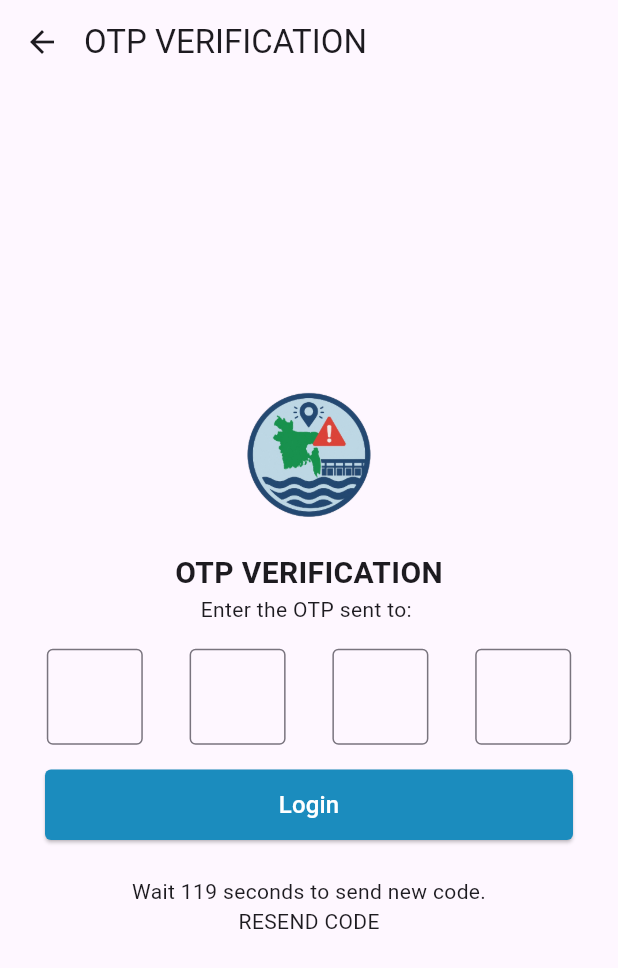
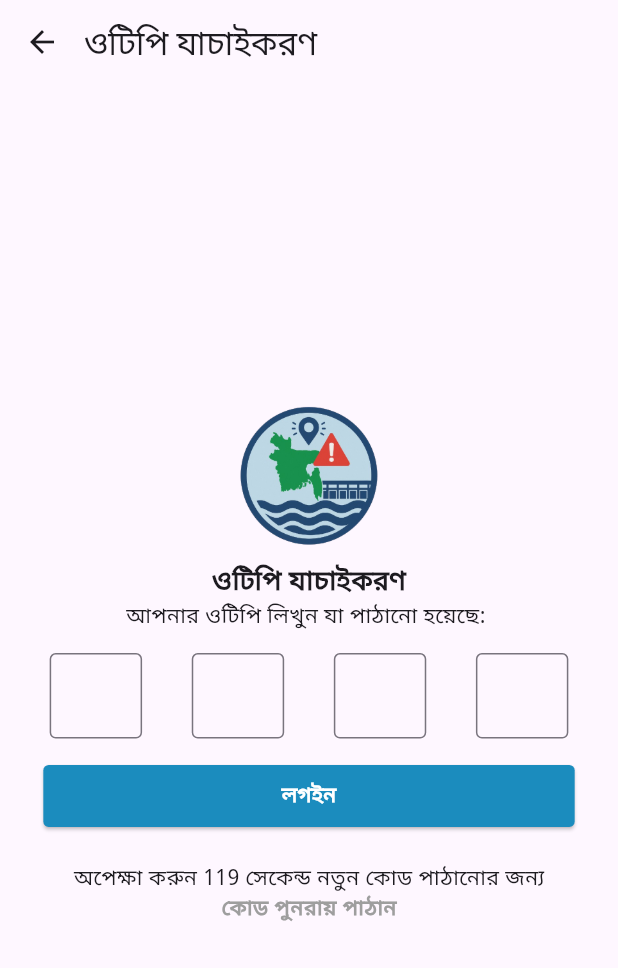
Before and after one commit to SadakatulShakil/FFWC_APP, a Flutter app: the Otp screen opened directly with empty values, on a phone screen of 412 x 824 dp. Shown: the top 968 px of the screen. Run offline on Flutter 3.47's test engine with Material 3 defaults, Android fonts, the light colour scheme and no system bars; our stand-ins replace firebase_core, firebase_messaging, fl_chart, flutter_local_notifications, flutter_screenutil, flutter_svg and 7 more; missing offline and left inert: pdfx; accounts and stored records are empty.

Commit message:
login and otp page language and responsiveness complete

```diff
--- a/lib/pages/otp.dart
+++ b/lib/pages/otp.dart
@@ -1,5 +1,6 @@
 import 'package:flutter/material.dart';
 import 'package:flutter/services.dart';
+import 'package:flutter_screenutil/flutter_screenutil.dart';
 import 'package:get/get.dart';
 
 import '../Utills/AppColors.dart';
@@ -13,14 +14,13 @@ class Otp extends StatefulWidget {
 }
 
 class _OtpState extends State<Otp> {
-
   OtpController controller = Get.put(OtpController());
 
   @override
   Widget build(BuildContext context) {
     return Scaffold(
       appBar: AppBar(
-        title: Text("OTP VERIFICATION"),
+        title: Text("otp_title".tr),
         titleSpacing: 0,
       ),
       body: Center(
@@ -30,140 +30,81 @@ class _OtpState extends State<Otp> {
             mainAxisAlignment: MainAxisAlignment.center,
             crossAxisAlignment: CrossAxisAlignment.center,
             children: [
-              Image.asset( 'assets/icons/logo.png', height: 96 ),
-              SizedBox(height: 16),
-              Text("OTP VERIFICATION", style: TextStyle( fontSize: 20, fontWeight: FontWeight.w700, ) ),
-              Text("Enter the OTP sent to: ${controller.mobile}" ),
-              SizedBox(height: 16),
-              Container(
-                child: Row(
-                  mainAxisAlignment: MainAxisAlignment.spaceEvenly,
-                  children: [
-                    SizedBox(
-                      height: 64,
-                      width: 64,
-                      child: TextField(
-                        controller: controller.otp1,
-                        onChanged: (value){ if(value.length == 1) { FocusScope.of(context).nextFocus(); } },
-                        style: Theme.of(context).textTheme.headlineSmall,
-                        keyboardType: TextInputType.number,
-                        textAlign: TextAlign.center,
-                        decoration: InputDecoration(
-                            border: OutlineInputBorder(),
-                          focusedBorder: OutlineInputBorder(
-                            borderRadius: BorderRadius.circular(4),
-                            borderSide: BorderSide(color: AppColors().app_primary),
-                          ),
-                        ),
-                        cursorColor: AppColors().app_primary,
-                        inputFormatters: [
-                          LengthLimitingTextInputFormatter(1),
-                          FilteringTextInputFormatter.digitsOnly
-                        ],
-                      ),
-                    ),
-                    SizedBox(
-                      height: 64,
-                      width: 64,
-                      child: TextField(
-                        controller: controller.otp2,
-                        onChanged: (value){ if(value.length == 1) { FocusScope.of(context).nextFocus(); } },
-                        style: Theme.of(context).textTheme.headlineSmall,
-                        keyboardType: TextInputType.number,
-                        textAlign: TextAlign.center,
-                        decoration: InputDecoration(
-                            border: OutlineInputBorder(),
-                            focusedBorder: OutlineInputBorder(
-                        borderRadius: BorderRadius.circular(4),
-                        borderSide: BorderSide(color: AppColors().app_primary),
-                      ),
-                    ),
-                    cursorColor: AppColors().app_primary,
-                        inputFormatters: [
-                          LengthLimitingTextInputFormatter(1),
-                          FilteringTextInputFormatter.digitsOnly
-                        ],
-                      ),
-                    ),
-                    SizedBox(
-                      height: 64,
-                      width: 64,
-                      child: TextField(
-                        controller: controller.otp3,
-                        onChanged: (value){ if(value.length == 1) { FocusScope.of(context).nextFocus(); } },
-                        style: Theme.of(context).textTheme.headlineSmall,
-                        keyboardType: TextInputType.number,
-                        textAlign: TextAlign.center,
-                        decoration: InputDecoration(
-                            border: OutlineInputBorder(),
-                          focusedBorder: OutlineInputBorder(
-                            borderRadius: BorderRadius.circular(4),
-                            borderSide: BorderSide(color: AppColors().app_primary),
-                          ),
-                        ),
-                        cursorColor: AppColors().app_primary,
-                        inputFormatters: [
-                          LengthLimitingTextInputFormatter(1),
-                          FilteringTextInputFormatter.digitsOnly
-                        ],
-                      ),
-                    ),
-                    SizedBox(
-                      height: 64,
-                      width: 64,
-                      child: TextField(
-                        controller: controller.otp4,
-                        onChanged: (value){ if(value.length == 1) { FocusScope.of(context).nextFocus(); } },
-                        style: Theme.of(context).textTheme.headlineSmall,
-                        keyboardType: TextInputType.number,
-                        textAlign: TextAlign.center,
-                        decoration: InputDecoration(
-                            border: OutlineInputBorder(),
-                          focusedBorder: OutlineInputBorder(
-                            borderRadius: BorderRadius.circular(4),
-                            borderSide: BorderSide(color: AppColors().app_primary),
-                          ),
-                        ),
-                        cursorColor: AppColors().app_primary,
-                        inputFormatters: [
-                          LengthLimitingTextInputFormatter(1),
-                          FilteringTextInputFormatter.digitsOnly
-                        ],
-                      ),
-                    )
-                  ],
-                ),
+              Image.asset('assets/icons/logo.png', height: 120.h),
+              SizedBox(height: 6.h),
+              Text("otp_title".tr,
+                  style: TextStyle(
+                      fontSize: 20.sp,
+                      fontWeight: FontWeight.w700,
+                      fontFamily: 'NotoSansBengali')),
+              Text("otp_message".tr + '${controller.mobile}',
+                  style: TextStyle(
+                    fontSize: 16.sp,
+                    fontWeight: FontWeight.w500,
+                    fontFamily: 'NotoSansBengali',
+                  )),
+              SizedBox(height: 16.h),
+              Row(
+                mainAxisAlignment: MainAxisAlignment.spaceEvenly,
+                children: [
+                  _buildOtpBox(controller.otp1),
+                  _buildOtpBox(controller.otp2),
+                  _buildOtpBox(controller.otp3),
+                  _buildOtpBox(controller.otp4),
+                ],
               ),
-              SizedBox(height: 16),
-              Container(
-                width: double.infinity,
-                child: Padding(
-                  padding: const EdgeInsets.only(left: 30, top: 0, right: 30, bottom: 0),
+              SizedBox(height: 16.h),
+              Padding(
+                padding: EdgeInsets.symmetric(horizontal: 30.w),
+                child: SizedBox(
+                  width: double.infinity,
                   child: ElevatedButton(
                     onPressed: controller.loginClick,
                     style: ElevatedButton.styleFrom(
                       backgroundColor: AppColors().app_primary,
-                      padding: const EdgeInsets.fromLTRB(0, 12, 0, 12),
+                      padding: EdgeInsets.symmetric(vertical: 12.h),
                       shape: RoundedRectangleBorder(
-                        borderRadius: BorderRadius.circular(4),
+                        borderRadius: BorderRadius.circular(4.r),
                       ),
                     ),
-                    child: const Text("Login", style: TextStyle(color: Colors.white, fontSize: 16)),
+                    child: Text("login_btn".tr,
+                        style: TextStyle(
+                            color: Colors.white,
+                            fontWeight: FontWeight.w600,
+                            fontFamily: 'NotoSansBengali',
+                            fontSize: 16.sp)),
                   ),
                 ),
               ),
-              SizedBox(height: 24),
+              SizedBox(height: 24.h),
               Container(
-                margin: EdgeInsets.symmetric(horizontal: 32),
-                child: Obx(()=> Column(
+                margin: EdgeInsets.symmetric(horizontal: 32.w),
+                child: Obx(() => Column(
                   mainAxisAlignment: MainAxisAlignment.spaceBetween,
                   children: [
-                    Text("Wait ${controller.second.value} seconds to send new code."),
-                    controller.second == 0 ?
-                    InkWell(
-                      onTap: () { controller.resendOTP(); },
-                      child: Text("RESEND CODE", style: TextStyle(fontWeight: FontWeight.w700, color: Colors.blue)),
-                    ) : Text("RESEND CODE")
+                    Text("wait".tr + "${controller.second.value}" + "after_wait".tr,
+                        style: TextStyle(
+                            fontWeight: FontWeight.w500,
+                            fontFamily: 'NotoSansBengali',
+                            fontSize: 16.sp)),
+                    controller.second.value == 0
+                        ? InkWell(
+                      onTap: () {
+                        controller.resendOTP();
+                      },
+                      child: Text("resend_otp".tr,
+                          style: TextStyle(
+                              fontWeight: FontWeight.w700,
+                              color: Colors.blue,
+                              fontFamily: 'NotoSansBengali',
+                              fontSize: 16.sp)),
+                    )
+                        : Text("resend_otp".tr,
+                        style: TextStyle(
+                            fontWeight: FontWeight.w700,
+                            color: Colors.grey,
+                            fontFamily: 'NotoSansBengali',
+                            fontSize: 16.sp)),
                   ],
                 )),
               )
@@ -173,4 +114,34 @@ class _OtpState extends State<Otp> {
       ),
     );
   }
+
+  Widget _buildOtpBox(TextEditingController controller) {
+    return SizedBox(
+      height: 64.h,
+      width: 64.w,
+      child: TextField(
+        controller: controller,
+        onChanged: (value) {
+          if (value.length == 1) {
+            FocusScope.of(context).nextFocus();
+          }
+        },
+        style: Theme.of(context).textTheme.headlineSmall,
+        keyboardType: TextInputType.number,
+        textAlign: TextAlign.center,
+        decoration: InputDecoration(
+          border: OutlineInputBorder(),
+          focusedBorder: OutlineInputBorder(
+            borderRadius: BorderRadius.circular(4.r),
+            borderSide: BorderSide(color: AppColors().app_primary),
+          ),
+        ),
+        cursorColor: AppColors().app_primary,
+        inputFormatters: [
+          LengthLimitingTextInputFormatter(1),
+          FilteringTextInputFormatter.digitsOnly,
+        ],
+      ),
+    );
+  }
 }
--- a/lib/services/LocalizationString.dart
+++ b/lib/services/LocalizationString.dart
@@ -5,8 +5,19 @@ class LocalizationString extends Translations {
   @override
   Map<String, Map<String, String>> get keys => {
     'en_US': {
+      //Login Page
       'app_name': 'FFWC App',
+      'welcome_login': 'LOGIN',
+      'login_greetings': 'Please login safely to your account',
       'welcome_message': 'Welcome to the FFWC App',
+      'mobile_no_hint': 'Enter Mobile Number',
+      'login_btn': 'Login',
+      //Otp Page
+      'otp_title': 'OTP VERIFICATION',
+      'otp_message': 'Enter the OTP sent to:',
+      'wait': 'Wait ',
+      'after_wait': ' seconds to send new code.',
+      'resend_otp': 'RESEND CODE',
       'settings': 'Settings',
       'language': 'Language',
       'profile_language_select': 'Language',
@@ -30,8 +41,22 @@ class LocalizationString extends Translations {
       // Add more strings as needed
     },
     'bn_BD': {
+      //Login Page
       'app_name': 'এফএফডব্লিউসি অ্যাপ',
+      'welcome_login': 'লগইন',
+      'login_greetings': 'আপনার অ্যাকাউন্টে নিরাপদে লগইন করুন',
       'welcome_message': 'এফএফডব্লিউসি অ্যাপে আপনাকে স্বাগতম',
+      'mobile_no_hint': 'মোবাইল নম্বর লিখুন',
+      'login_btn': 'লগইন',
+
+      //Otp Page
+      'otp_title': 'ওটিপি যাচাইকরণ',
+      'otp_message': 'আপনার ওটিপি লিখুন যা পাঠানো হয়েছে: ',
+      'wait': 'অপেক্ষা করুন ',
+      'after_wait': ' সেকেন্ড নতুন কোড পাঠানোর জন্য',
+      'resend_otp': 'কোড পুনরায় পাঠান',
+
+      //Dashboard
       'settings': 'সেটিংস',
       'language': 'ভাষা',
       'profile_language_select': 'ভাষা পরিবর্তন',
--- a/lib/utills/AppColors.dart
+++ b/lib/utills/AppColors.dart
@@ -12,7 +12,7 @@ class AppColors {
 
   final card_background = const Color(0xFFF0FAFF);
   final black_font_color = const Color(0xFF000000);
-  final grey_font_color = const Color(0xFF4D534D);
+  final white_font_color = const Color(0xFFFFFFFF);
 
 
   final app_alert_normal = const Color(0xFF004A07);
@@ -21,7 +21,5 @@ class AppColors {
   final app_alert_severe = const Color(0xFFFFA500);
   final app_alert_extreme = const Color(0xFFB22222);
 
-  final button_bg = const Color(0xFFE1FFDF);
-
   const AppColors();
 }
```
Also changed, not shown: lib/pages/mobile.dart (+53 -19 lines).
